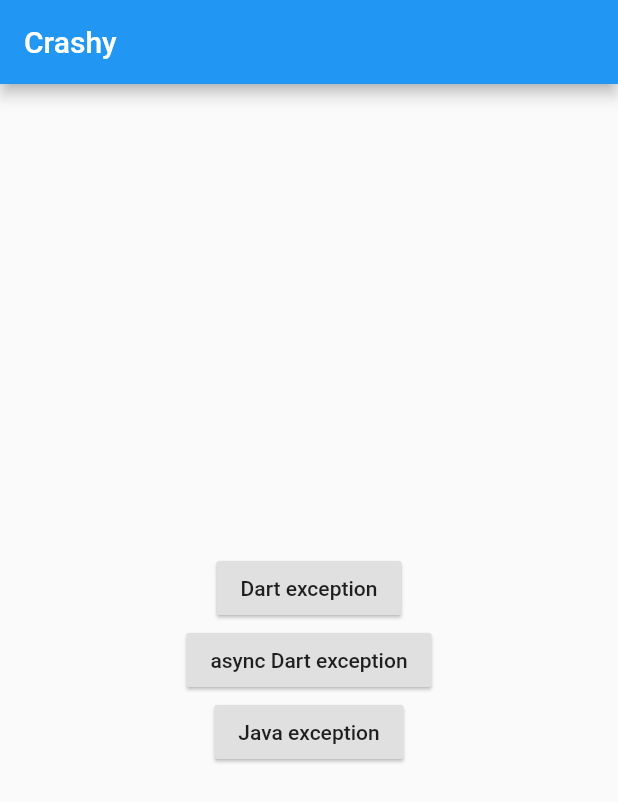
After one commit to manangatangy/flutter_vpn_switch, a Flutter app: the MyHomePage screen opened directly, on a phone screen of 412 x 824 dp. The commit adds this screen. Shown: the top 802 px of the screen. Run offline on Flutter 3.47's test engine with Material 2 defaults, Android fonts, the phone set to English and light mode, and no system bars; our stand-ins replace google_maps_flutter, rxdart, shared_preferences; accounts and stored records are empty.

Commit message:
exercise with futures

```diff
--- /dev/null
+++ b/lib/crashy.dart
@@ -0,0 +1,170 @@
+// Copyright 2017 The Chromium Authors. All rights reserved.
+// Use of this source code is governed by a BSD-style license that can be
+// found in the LICENSE file.
+
+/// This is a sample Flutter app that demonstrates how to catch various kinds
+/// of errors in Flutter apps and report them to Sentry.io.
+/// ref: https://github.com/flutter/crashy
+/// Explanations are provided in the inline comments in the code below.
+
+import 'dart:async';
+
+import 'package:flutter/foundation.dart';
+import 'package:flutter/material.dart';
+import 'package:flutter/services.dart';
+
+// This imports the Dart Sentry.io client that sends crash reports to Sentry.io.
+//import 'package:sentry/sentry.dart';
+
+// This file does not exist in the repository and is .gitignored. In your local
+// clone of this repository, create this file and add a top-level [String]
+// constant containing the DSN value issued by Sentry.io to your project.
+//
+// This method of supplying DSN is only for demo purposes. In a real app you
+// might want to get it using a more robust method, such as via environment
+// variables, a configuration file or a platform-specific secret key storage.
+//import 'dsn.dart';
+
+/// Sentry.io client used to send crash reports (or more generally "events").
+///
+/// This client uses the default client parameters. For example, it uses a
+/// plain HTTP client that does not retry failed report attempts and does
+/// not support offline mode. You might want to use a different HTTP client,
+/// one that has these features. Please read the documentation for the
+/// [SentryClient] constructor to learn how you can customize it.
+///
+/// [SentryClient.environmentAttributes] are particularly useful in a real
+/// app. Use them to specify attributes of your app that do not change from
+/// one event to another, such as operating system type and version, the
+/// version of Flutter, and [device information][1].
+///
+/// [1]: https://github.com/flutter/plugins/tree/master/packages/device_info
+//final SentryClient _sentry = new SentryClient(dsn: dsn);
+
+/// Whether the VM is running in debug mode.
+///
+/// This is useful to decide whether a report should be sent to sentry. Usually
+/// reports from dev mode are not very useful, as these happen on developers'
+/// workspaces rather than on users' devices in production.
+bool get isInDebugMode {
+  bool inDebugMode = false;
+  assert(inDebugMode = true);
+  return inDebugMode;
+}
+
+/// Reports [error] along with its [stackTrace] to Sentry.io.
+Future<Null> _reportError(dynamic error, dynamic stackTrace) async {
+  print('Caught error: $error');
+
+  // Errors thrown in development mode are unlikely to be interesting. You can
+  // check if you are running in dev mode using an assertion and omit sending
+  // the report.
+  if (isInDebugMode) {
+    print(stackTrace);
+    print('In dev mode. Not sending report to Sentry.io.');
+    return;
+  }
+
+//  print('Reporting to Sentry.io...');
+//
+//  final SentryResponse response = await _sentry.captureException(
+//    exception: error,
+//    stackTrace: stackTrace,
+//  );
+//
+//  if (response.isSuccessful) {
+//    print('Success! Event ID: ${response.eventId}');
+//  } else {
+//    print('Failed to report to Sentry.io: ${response.error}');
+//  }
+}
+
+Future<Null> crashyMain() async {
+  // This captures errors reported by the Flutter framework.
+  FlutterError.onError = (FlutterErrorDetails details) async {
+    if (isInDebugMode) {
+      // In development mode simply print to console.
+      FlutterError.dumpErrorToConsole(details);
+    } else {
+      // In production mode report to the application zone to report to
+      // Sentry.
+      Zone.current.handleUncaughtError(details.exception, details.stack);
+    }
+  };
+
+  // This creates a [Zone] that contains the Flutter application and stablishes
+  // an error handler that captures errors and reports them.
+  //
+  // Using a zone makes sure that as many errors as possible are captured,
+  // including those thrown from [Timer]s, microtasks, I/O, and those forwarded
+  // from the `FlutterError` handler.
+  //
+  // More about zones:
+  //
+  // - https://api.dartlang.org/stable/1.24.2/dart-async/Zone-class.html
+  // - https://www.dartlang.org/articles/libraries/zones
+  runZoned<Future<Null>>(() async {
+    runApp(new CrashyApp());
+  }, onError: (error, stackTrace) async {
+    await _reportError(error, stackTrace);
+  });
+}
+
+class CrashyApp extends StatelessWidget {
+  @override
+  Widget build(BuildContext context) {
+    return new MaterialApp(
+      title: 'Crashy',
+      theme: new ThemeData(
+        primarySwatch: Colors.blue,
+      ),
+      home: new MyHomePage(),
+    );
+  }
+}
+
+class MyHomePage extends StatelessWidget {
+  @override
+  Widget build(BuildContext context) {
+    return new Scaffold(
+      appBar: new AppBar(
+        title: new Text('Crashy'),
+      ),
+      body: new Center(
+        child: new Column(
+          mainAxisAlignment: MainAxisAlignment.center,
+          children: <Widget>[
+            new RaisedButton(
+              child: new Text('Dart exception'),
+              elevation: 1.0,
+              onPressed: () {
+                throw new StateError('This is a Dart exception.');
+              },
+            ),
+            new RaisedButton(
+              child: new Text('async Dart exception'),
+              elevation: 1.0,
+              onPressed: () async {
+                foo() async {
+                  throw new StateError('This is an async Dart exception.');
+                }
+                bar() async {
+                  await foo();
+                }
+                await bar();
+              },
+            ),
+            new RaisedButton(
+              child: new Text('Java exception'),
+              elevation: 1.0,
+              onPressed: () async {
+                final channel = const MethodChannel('crashy-custom-channel');
+                await channel.invokeMethod('blah');
+              },
+            ),
+          ],
+        ),
+      ),
+    );
+  }
+}
```
Also changed, not shown: lib/main.dart (+47 -0 lines).
